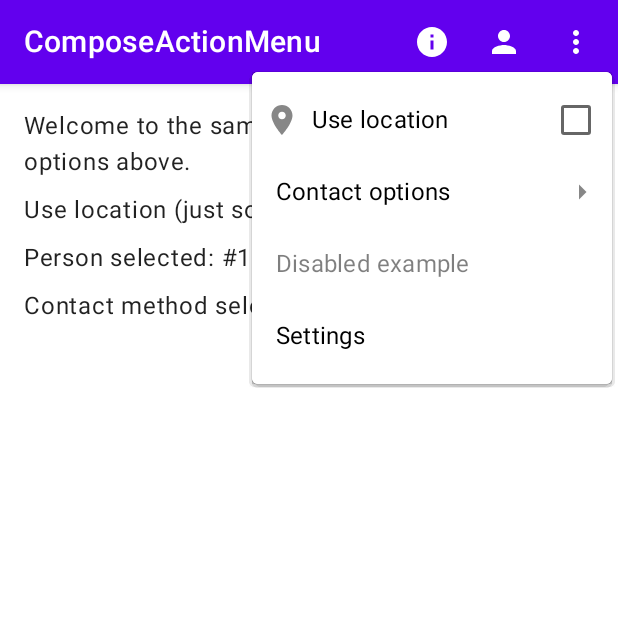
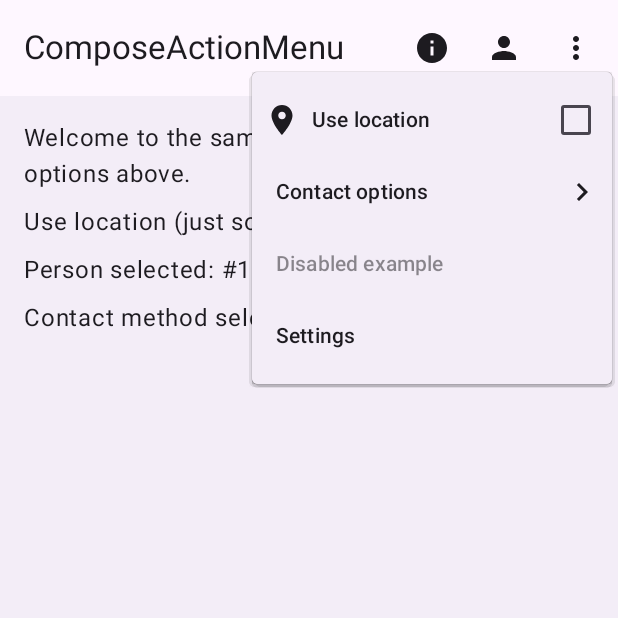
Before and after one commit to jacobras/ComposeActionMenu, an Android app built with Jetpack Compose: the screen it shows after launch (MainActivity), after a tap on "More actions", on a phone screen of 412 x 824 dp, the top half of it. Run offline under Robolectric (Android 15) with nearby library versions, the phone set to English and light mode, and no system bars.

Commit message:
Migrate to Material 3

```diff
--- a/compose-action-menu/build.gradle.kts
+++ b/compose-action-menu/build.gradle.kts
@@ -9,7 +9,7 @@ plugins {
 }
 
 group = "nl.jacobras"
-version = "2.0.0"
+version = "3.0.0"
 
 mavenPublishing {
     publishToMavenCentral(SonatypeHost.S01, true)
@@ -41,7 +41,7 @@ mavenPublishing {
 }
 
 android {
-    compileSdk = 34
+    compileSdk = 35
     namespace = "nl.jacobras.composeactionmenu"
 
     buildFeatures {
@@ -71,7 +71,7 @@ kotlin {
         val commonMain by getting {
             dependencies {
                 implementation(compose.foundation)
-                implementation(compose.material)
+                implementation(compose.material3)
                 implementation(compose.ui)
             }
         }
--- a/compose-action-menu/src/commonMain/kotlin/nl/jacobras/composeactionmenu/ActionMenu.kt
+++ b/compose-action-menu/src/commonMain/kotlin/nl/jacobras/composeactionmenu/ActionMenu.kt
@@ -2,11 +2,11 @@ package nl.jacobras.composeactionmenu
 
 import androidx.compose.foundation.background
 import androidx.compose.foundation.layout.width
-import androidx.compose.material.DropdownMenu
-import androidx.compose.material.Icon
-import androidx.compose.material.IconButton
 import androidx.compose.material.icons.Icons
 import androidx.compose.material.icons.filled.MoreVert
+import androidx.compose.material3.DropdownMenu
+import androidx.compose.material3.Icon
+import androidx.compose.material3.IconButton
 import androidx.compose.runtime.Composable
 import androidx.compose.runtime.getValue
 import androidx.compose.runtime.key
@@ -44,7 +44,7 @@ import androidx.compose.ui.unit.dp
 fun ActionMenu(
     items: List<ActionItem>,
     maxNumberOfIcons: Int = 3,
-    colors: ActionMenuColors = DefaultActionMenuColors()
+    colors: ActionMenuColors = ActionMenuDefaults.colors()
 ) {
     if (items.isEmpty()) {
         return
@@ -62,9 +62,9 @@ fun ActionMenu(
     iconActions.forEach { item ->
         key(item.key) {
             IconActionItem(
+                item = item,
+                colors = colors,
                 modifier = Modifier.testTag("ActionMenu#${item.key}"),
-                item = item,
-                tint = colors.regularIconTint,
                 showSubMenu = { subMenuContent = it },
                 hideSubMenu = { subMenuContent = emptyList() }
             )
@@ -76,14 +76,18 @@ fun ActionMenu(
             modifier = Modifier.testTag("ActionMenu#overflow"),
             onClick = { showOverflowMenu = true }
         ) {
-            Icon(Icons.Default.MoreVert, "More actions", tint = colors.regularIconTint)
+            Icon(
+                imageVector = Icons.Default.MoreVert,
+                contentDescription = "More actions",
+                tint = colors.contentColor
+            )
         }
     }
 
     DropdownMenu(
         modifier = Modifier
             .width(240.dp)
-            .background(colors.dropdownBackgroundColor),
+            .background(colors.dropdownContainerColor),
         offset = DpOffset(0.dp, (-10).dp),
         expanded = showOverflowMenu || subMenuContent.isNotEmpty(),
         onDismissRequest = { showOverflowMenu = false; subMenuContent = emptyList() }
@@ -93,9 +97,9 @@ fun ActionMenu(
         content.forEach { item ->
             key(item.key) {
                 OverflowActionItem(
-                    modifier = Modifier.testTag("ActionMenu#${item.key}"),
                     item = item,
                     colors = colors,
+                    modifier = Modifier.testTag("ActionMenu#${item.key}"),
                     hideTopMenu = { showOverflowMenu = false },
                     showSubMenu = { subMenuContent = it },
                     hideSubMenu = { subMenuContent = emptyList() }
@@ -120,6 +124,7 @@ private fun splitItems(items: List<ActionItem>, maxNumberOfIcons: Int): Pair<Lis
                 iconItems.add(item)
                 availableIconSpaces--
             }
+
             ShowAsActionMode.IF_ROOM -> {
                 if (availableIconSpaces > reservedSpaces) {
                     iconItems.add(item)
@@ -128,6 +133,7 @@ private fun splitItems(items: List<ActionItem>, maxNumberOfIcons: Int): Pair<Lis
                     overflowItems.add(item)
                 }
             }
+
             ShowAsActionMode.NEVER -> {
                 overflowItems.add(item)
             }
--- a/compose-action-menu/src/commonMain/kotlin/nl/jacobras/composeactionmenu/ActionMenuColors.kt
+++ b/compose-action-menu/src/commonMain/kotlin/nl/jacobras/composeactionmenu/ActionMenuColors.kt
@@ -1,15 +1,24 @@
 package nl.jacobras.composeactionmenu
 
+import androidx.compose.material3.MaterialTheme
+import androidx.compose.runtime.Composable
+import androidx.compose.runtime.Immutable
 import androidx.compose.ui.graphics.Color
 
-interface ActionMenuColors {
-    val regularIconTint: Color
-    val dropdownBackgroundColor: Color
-    val dropdownIconTint: Color
+@Immutable
+data class ActionMenuColors(
+    val contentColor: Color,
+    val dropdownContainerColor: Color
+)
+
+object ActionMenuDefaults {
+
+    @Composable
+    fun colors(
+        contentColor: Color = MaterialTheme.colorScheme.onSurface,
+        dropdownContainerColor: Color = MaterialTheme.colorScheme.surfaceContainer
+    ) = ActionMenuColors(
+        contentColor = contentColor,
+        dropdownContainerColor = dropdownContainerColor
+    )
 }
-
-data class DefaultActionMenuColors(
-    override val regularIconTint: Color = Color.White,
-    override val dropdownBackgroundColor: Color = Color.White,
-    override val dropdownIconTint: Color = Color(135, 135, 135)
-) : ActionMenuColors
--- a/compose-action-menu/src/commonMain/kotlin/nl/jacobras/composeactionmenu/IconActionItem.kt
+++ b/compose-action-menu/src/commonMain/kotlin/nl/jacobras/composeactionmenu/IconActionItem.kt
@@ -1,20 +1,18 @@
 package nl.jacobras.composeactionmenu
 
-import androidx.compose.material.Icon
-import androidx.compose.material.IconButton
-import androidx.compose.material.LocalContentAlpha
-import androidx.compose.material.Text
-import androidx.compose.material.TextButton
+import androidx.compose.material3.Icon
+import androidx.compose.material3.IconButton
+import androidx.compose.material3.Text
+import androidx.compose.material3.TextButton
 import androidx.compose.runtime.Composable
 import androidx.compose.ui.Modifier
-import androidx.compose.ui.graphics.Color
 import androidx.compose.ui.graphics.vector.rememberVectorPainter
 
 @Composable
 internal fun IconActionItem(
+    item: ActionItem,
+    colors: ActionMenuColors,
     modifier: Modifier = Modifier,
-    item: ActionItem,
-    tint: Color = DefaultActionMenuColors().regularIconTint,
     showSubMenu: (items: List<ActionItem>) -> Unit = {},
     hideSubMenu: () -> Unit = {}
 ) {
@@ -49,14 +47,11 @@ internal fun IconActionItem(
 
     if (iconPainter != null) {
         IconButton(modifier = modifier, onClick = onClick, enabled = item.enabled) {
-            Icon(iconPainter, title, tint = tint)
+            Icon(iconPainter, title, tint = colors.contentColor)
         }
     } else {
         TextButton(modifier = modifier, onClick = onClick, enabled = item.enabled) {
-            Text(
-                text = title,
-                color = tint.copy(alpha = LocalContentAlpha.current),
-            )
+            Text(text = title, color = colors.contentColor)
         }
     }
 }
--- a/compose-action-menu/src/commonMain/kotlin/nl/jacobras/composeactionmenu/KeyboardArrowRight.kt
+++ /dev/null
@@ -1,26 +0,0 @@
-package nl.jacobras.composeactionmenu
-
-import androidx.compose.material.icons.Icons
-import androidx.compose.material.icons.materialIcon
-import androidx.compose.material.icons.materialPath
-import androidx.compose.ui.graphics.vector.ImageVector
-
-public val Icons.Filled.OverflowRight: ImageVector
-    get() {
-        if (_overflowRight != null) {
-            return _overflowRight!!
-        }
-        _overflowRight = materialIcon(name = "Filled.OverflowRight") {
-            materialPath {
-                // M10,17L15,12L10,7V17Z
-                moveTo(10f, 17f)
-                lineTo(15f, 12f)
-                lineTo(10f, 7f)
-                verticalLineTo(17f)
-                close()
-            }
-        }
-        return _overflowRight!!
-    }
-
-private var _overflowRight: ImageVector? = null
--- a/compose-action-menu/src/commonMain/kotlin/nl/jacobras/composeactionmenu/OverflowActionItem.kt
+++ b/compose-action-menu/src/commonMain/kotlin/nl/jacobras/composeactionmenu/OverflowActionItem.kt
@@ -1,17 +1,19 @@
 package nl.jacobras.composeactionmenu
 
 import androidx.compose.foundation.layout.PaddingValues
+import androidx.compose.foundation.layout.Row
 import androidx.compose.foundation.layout.Spacer
 import androidx.compose.foundation.layout.padding
 import androidx.compose.foundation.layout.width
-import androidx.compose.material.Checkbox
-import androidx.compose.material.DropdownMenuItem
-import androidx.compose.material.Icon
-import androidx.compose.material.MaterialTheme
-import androidx.compose.material.RadioButton
-import androidx.compose.material.Text
 import androidx.compose.material.icons.Icons
+import androidx.compose.material.icons.automirrored.filled.KeyboardArrowRight
+import androidx.compose.material3.Checkbox
+import androidx.compose.material3.DropdownMenuItem
+import androidx.compose.material3.Icon
+import androidx.compose.material3.RadioButton
+import androidx.compose.material3.Text
 import androidx.compose.runtime.Composable
+import androidx.compose.ui.Alignment
 import androidx.compose.ui.Modifier
 import androidx.compose.ui.graphics.vector.rememberVectorPainter
 import androidx.compose.ui.text.style.TextOverflow
@@ -19,9 +21,9 @@ import androidx.compose.ui.unit.dp
 
 @Composable
 internal fun OverflowActionItem(
+    item: ActionItem,
+    colors: ActionMenuColors,
     modifier: Modifier = Modifier,
-    item: ActionItem,
-    colors: ActionMenuColors = DefaultActionMenuColors(),
     hideTopMenu: () -> Unit = {},
     showSubMenu: (items: List<ActionItem>) -> Unit = {},
     hideSubMenu: () -> Unit = {}
@@ -32,16 +34,19 @@ internal fun OverflowActionItem(
                 hideTopMenu()
                 showSubMenu(item.childOptions)
             }
+
             is CheckableActionItem -> {
                 hideTopMenu()
                 hideSubMenu()
                 item.onClick(item.key)
             }
+
             is RadioActionItem -> {
                 hideTopMenu()
                 hideSubMenu()
                 item.onClick(item.key)
             }
+
             is RegularActionItem -> {
                 hideTopMenu()
                 hideSubMenu()
@@ -54,8 +59,9 @@ internal fun OverflowActionItem(
         modifier = modifier,
         contentPadding = PaddingValues(start = 8.dp),
         onClick = onClick,
-        enabled = item.enabled
-    ) {
+        enabled = item.enabled,
+        text = {
+            Row(verticalAlignment = Alignment.CenterVertically) {
                 val iconPainter = when {
                     item.iconVector != null -> rememberVectorPainter(item.iconVector)
                     item.icon != null -> item.icon
@@ -64,8 +70,8 @@ internal fun OverflowActionItem(
                 if (iconPainter != null) {
                     Icon(
                         painter = iconPainter,
-                tint = colors.dropdownIconTint,
-                contentDescription = null
+                        contentDescription = null,
+                        tint = colors.contentColor
                     )
                 }
                 Spacer(modifier = Modifier.width(8.dp))
@@ -76,26 +82,34 @@ internal fun OverflowActionItem(
                         .weight(1f)
                         .padding(end = 8.dp),
                     text = item.title,
-            color = MaterialTheme.colors.onBackground.copy(alpha = textAlpha),
+                    color = colors.contentColor.copy(alpha = textAlpha),
                     maxLines = 1,
                     overflow = TextOverflow.Ellipsis
                 )
                 when (item) {
                     is CheckableActionItem -> {
-                Checkbox(checked = item.isChecked, onCheckedChange = { onClick() })
+                        Checkbox(
+                            checked = item.isChecked,
+                            onCheckedChange = { onClick() }
+                        )
                     }
+
                     is RadioActionItem -> {
                         RadioButton(selected = item.isSelected, onClick = { onClick() })
                     }
+
                     is GroupActionItem -> {
                         Icon(
-                    painter = rememberVectorPainter(Icons.Filled.OverflowRight),
-                    tint = colors.dropdownIconTint,
-                    contentDescription = null
+                            painter = rememberVectorPainter(Icons.AutoMirrored.Filled.KeyboardArrowRight),
+                            contentDescription = null,
+                            tint = colors.contentColor
                         )
                         Spacer(modifier = Modifier.width(8.dp))
                     }
+
                     else -> Unit
                 }
             }
         }
+    )
+}
--- a/gradle/libs.versions.toml
+++ b/gradle/libs.versions.toml
@@ -8,7 +8,7 @@ kotlin = "2.0.20"
 compose-activity = { group = "androidx.activity", name = "activity-compose", version = "1.9.1" }
 compose-bom = { group = "androidx.compose", name = "compose-bom", version.ref = "compose-bom" }
 compose-foundation = { group = "androidx.compose.foundation", name = "foundation" }
-compose-material = { group = "androidx.compose.material", name = "material" }
+compose-material3 = { group = "androidx.compose.material3", name = "material3" }
 compose-ui = { group = "androidx.compose.ui", name = "ui" }
 
 [bundles]
--- a/sample-app/build.gradle.kts
+++ b/sample-app/build.gradle.kts
@@ -6,7 +6,7 @@ plugins {
 }
 
 android {
-    compileSdk = 34
+    compileSdk = 35
     namespace = "nl.jacobras.composeactionmenu.sample"
 
     buildFeatures {
@@ -25,7 +25,7 @@ android {
     defaultConfig {
         applicationId = "nl.jacobras.composeactionmenu"
         minSdk = 21
-        targetSdk = 34
+        targetSdk = 35
         versionCode = 1
         versionName = "1.0"
 
@@ -45,6 +45,6 @@ dependencies {
 
     implementation(libs.compose.activity)
     implementation(libs.compose.foundation)
-    implementation(libs.compose.material)
+    implementation(libs.compose.material3)
     implementation(libs.compose.ui)
 }
--- a/sample-app/src/main/kotlin/nl/jacobras/composeactionmenu/sample/MainActivity.kt
+++ b/sample-app/src/main/kotlin/nl/jacobras/composeactionmenu/sample/MainActivity.kt
@@ -8,13 +8,21 @@ import androidx.compose.foundation.layout.Column
 import androidx.compose.foundation.layout.Spacer
 import androidx.compose.foundation.layout.height
 import androidx.compose.foundation.layout.padding
-import androidx.compose.material.Scaffold
-import androidx.compose.material.Text
-import androidx.compose.material.TopAppBar
 import androidx.compose.material.icons.Icons
-import androidx.compose.material.icons.filled.*
+import androidx.compose.material.icons.filled.Email
+import androidx.compose.material.icons.filled.Home
+import androidx.compose.material.icons.filled.Info
+import androidx.compose.material.icons.filled.LocationOn
+import androidx.compose.material.icons.filled.Person
+import androidx.compose.material.icons.filled.Phone
+import androidx.compose.material3.ExperimentalMaterial3Api
+import androidx.compose.material3.MaterialTheme
+import androidx.compose.material3.Scaffold
+import androidx.compose.material3.Text
+import androidx.compose.material3.TopAppBar
 import androidx.compose.runtime.Composable
 import androidx.compose.runtime.MutableState
+import androidx.compose.runtime.mutableIntStateOf
 import androidx.compose.runtime.mutableStateOf
 import androidx.compose.runtime.remember
 import androidx.compose.ui.Modifier
@@ -29,12 +37,13 @@ import nl.jacobras.composeactionmenu.ShowAsActionMode
 
 class MainActivity : ComponentActivity() {
 
+    @OptIn(ExperimentalMaterial3Api::class)
     override fun onCreate(savedInstanceState: Bundle?) {
         super.onCreate(savedInstanceState)
         setContent {
             val useLocation = remember { mutableStateOf(false) }
-            val contactMethod = remember { mutableStateOf(2) }
-            val person = remember { mutableStateOf(1) }
+            val contactMethod = remember { mutableIntStateOf(2) }
+            val person = remember { mutableIntStateOf(1) }
 
             SampleTheme {
                 Scaffold(
@@ -43,7 +52,8 @@ class MainActivity : ComponentActivity() {
                             title = { Text(text = stringResource(id = R.string.app_name)) },
                             actions = { ActionMenu(items = buildToolbarActions(useLocation, contactMethod, person)) }
                         )
-                    }
+                    },
+                    containerColor = MaterialTheme.colorScheme.surfaceContainer
                 ) {
                     Column(
                         modifier = Modifier
@@ -54,9 +64,9 @@ class MainActivity : ComponentActivity() {
                         Spacer(modifier = Modifier.height(8.dp))
                         Text("Use location (just some example text): ${useLocation.value}")
                         Spacer(modifier = Modifier.height(8.dp))
-                        Text("Person selected: #${person.value}")
+                        Text("Person selected: #${person.intValue}")
                         Spacer(modifier = Modifier.height(8.dp))
-                        Text("Contact method selected: #${contactMethod.value}")
+                        Text("Contact method selected: #${contactMethod.intValue}")
                     }
                 }
             }
@@ -81,13 +91,22 @@ class MainActivity : ComponentActivity() {
             iconVector = Icons.Default.Person,
             childOptions = listOf(
                 RadioActionItem(
-                    key = "radio1", title = stringResource(R.string.person_1), isSelected = personState.value == 1, onClick = { personState.value = 1 }
+                    key = "radio1",
+                    title = stringResource(R.string.person_1),
+                    isSelected = personState.value == 1,
+                    onClick = { personState.value = 1 }
                 ),
                 RadioActionItem(
-                    key = "radio2", title = stringResource(R.string.person_2), isSelected = personState.value == 2, onClick = { personState.value = 2 }
+                    key = "radio2",
+                    title = stringResource(R.string.person_2),
+                    isSelected = personState.value == 2,
+                    onClick = { personState.value = 2 }
                 ),
                 RadioActionItem(
-                    key = "radio3", title = stringResource(R.string.person_3), isSelected = personState.value == 3, onClick = { personState.value = 3 }
+                    key = "radio3",
+                    title = stringResource(R.string.person_3),
+                    isSelected = personState.value == 3,
+                    onClick = { personState.value = 3 }
                 ),
             )
         ),
--- a/sample-app/src/main/kotlin/nl/jacobras/composeactionmenu/sample/SampleTheme.kt
+++ b/sample-app/src/main/kotlin/nl/jacobras/composeactionmenu/sample/SampleTheme.kt
@@ -1,9 +1,18 @@
 package nl.jacobras.composeactionmenu.sample
 
-import androidx.compose.material.MaterialTheme
+import androidx.compose.foundation.isSystemInDarkTheme
+import androidx.compose.material3.MaterialTheme
+import androidx.compose.material3.darkColorScheme
+import androidx.compose.material3.lightColorScheme
 import androidx.compose.runtime.Composable
 
 @Composable
-fun SampleTheme(content: @Composable () -> Unit) {
-    MaterialTheme(content = content)
+fun SampleTheme(
+    darkTheme: Boolean = isSystemInDarkTheme(),
+    content: @Composable () -> Unit
+) {
+    MaterialTheme(
+        colorScheme = if (darkTheme) darkColorScheme() else lightColorScheme(),
+        content = content
+    )
 }
```
Also changed, not shown: compose-action-menu/src/androidMain/kotlin/nl/jacobras/composeactionmenu/IconActionItemPreviews.kt (+56 -8 lines), compose-action-menu/src/androidMain/kotlin/nl/jacobras/composeactionmenu/OverflowActionItemPreviews.kt (+34 -18 lines). Lines whose indentation alone changed are shown as unchanged.
